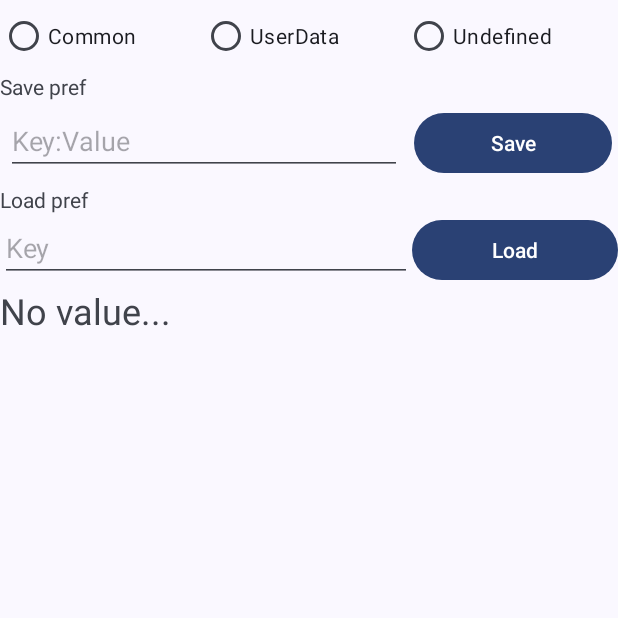
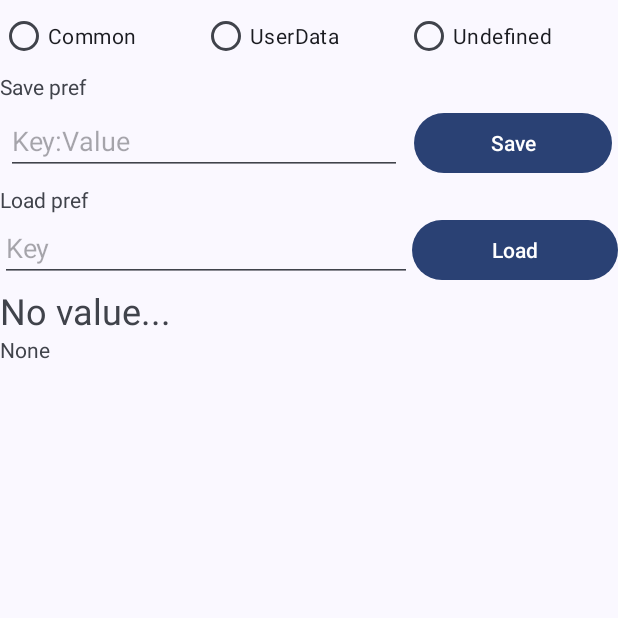
Before and after one commit to lacerta-doc/Lacerta, an Android app: the screen it shows after launch (MainActivity), after a tap on "Shared Preferences Editor", on a phone screen of 412 x 824 dp, the top half of it. Run offline under Robolectric (Android 15) with nearby library versions, the phone set to English and light mode, and no system bars; our stand-ins replace Dagger/Hilt's generated code, navigation-ui.

Commit message:
RecyclerViewやめた

```diff
--- a/feature/debug/src/main/java/one/nem/lacerta/feature/debug/DebugSharedPrefEditorFragment.java
+++ b/feature/debug/src/main/java/one/nem/lacerta/feature/debug/DebugSharedPrefEditorFragment.java
@@ -3,6 +3,7 @@
 import android.os.Bundle;
 
 import androidx.fragment.app.Fragment;
+import androidx.recyclerview.widget.RecyclerView;
 
 import android.util.Log;
 import android.view.LayoutInflater;
@@ -86,4 +87,8 @@
         });
 
     }
+
+    public void updateRecyclerView(RecyclerView recyclerView) {
+
+    }
 }
--- a/feature/debug/src/main/res/layout/fragment_debug_shared_pref_editor.xml
+++ b/feature/debug/src/main/res/layout/fragment_debug_shared_pref_editor.xml
@@ -112,10 +112,22 @@
             android:textSize="24sp" />
     </LinearLayout>
 
-    <androidx.recyclerview.widget.RecyclerView
-        android:id="@+id/recyclerViewPrefItem"
+    <ScrollView
         android:layout_width="match_parent"
-        android:layout_height="match_parent" />
+        android:layout_height="match_parent">
+
+        <LinearLayout
+            android:layout_width="match_parent"
+            android:layout_height="wrap_content"
+            android:orientation="vertical" >
+
+            <TextView
+                android:id="@+id/prefItemTextView"
+                android:layout_width="match_parent"
+                android:layout_height="match_parent"
+                android:text="None" />
+        </LinearLayout>
+    </ScrollView>
 
 
 </LinearLayout>
```
